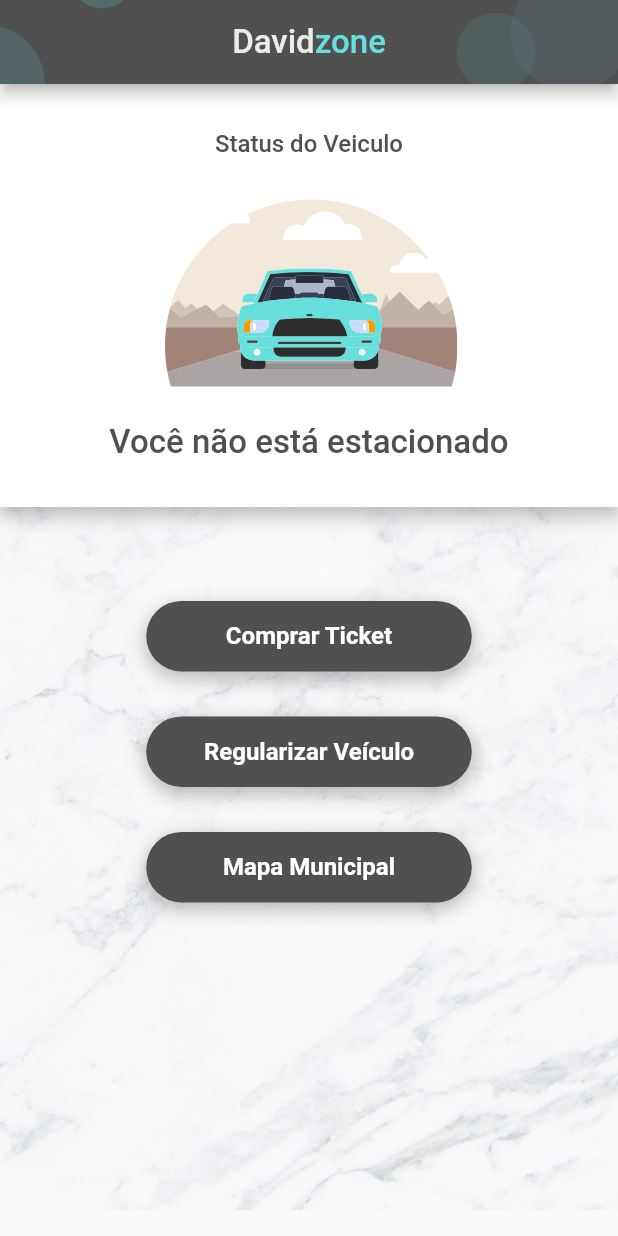
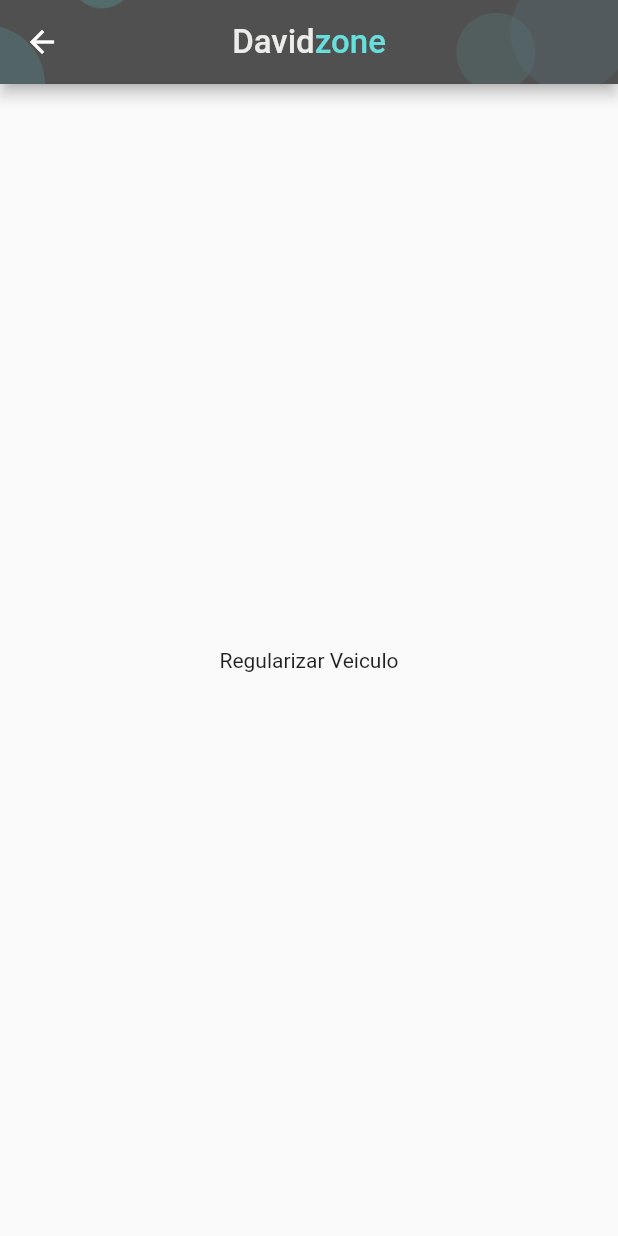
Before and after one commit to bouscs/davidzonecidadao, a Flutter app: the screen it shows after launch, after a tap on "Regularizar Veículo", on a phone screen of 412 x 824 dp. Run offline on Flutter 3.47's test engine with Material 2 defaults, Android fonts, the phone set to English and light mode, and no system bars; our stand-ins replace firebase_core, flutter_svg; accounts and stored records are empty; generated files the repository leaves out were written again.

Commit message:
New screens

```diff
--- a/lib/main.dart
+++ b/lib/main.dart
@@ -1,3 +1,6 @@
+import 'package:davidzonecidadao/screens/ComprarTicket.dart';
+import 'package:davidzonecidadao/screens/MapaMunicipal.dart';
+import 'package:davidzonecidadao/screens/RegularizarVeiculo.dart';
 import 'package:flutter/material.dart';
 import 'package:firebase_core/firebase_core.dart';
 import 'firebase_options.dart';
@@ -33,7 +36,27 @@ class MyHomePage extends StatelessWidget {
     return Scaffold(
       appBar: PreferredSize(
         preferredSize: const Size.fromHeight(56),
-        child: AppBar(
+        child: CustomAppBar(),
+      ),
+      body: Stack(
+        children: [
+          MarbleBackground(),
+          upperContainer(
+            uppertext: 'Status do Veiculo',
+            image: SvgPicture.asset('assets/car_art.svg'),
+            bottomtext: 'Você não está estacionado',
+          ),
+          bottomContainer(),
+        ],
+      )
+      );
+  }
+}
+
+class CustomAppBar extends StatelessWidget {
+  @override
+  Widget build(BuildContext context) {
+    return AppBar(
       flexibleSpace: Container(
         alignment: const Alignment(0.0,1.0),
         decoration: const BoxDecoration(
@@ -45,8 +68,7 @@ class MyHomePage extends StatelessWidget {
         ),
       ),
       centerTitle: true,
-          title: Row(
-            mainAxisAlignment: MainAxisAlignment.center,
+      title: Wrap(
         children: const [
           Text(
             'David',
@@ -67,24 +89,16 @@ class MyHomePage extends StatelessWidget {
         ],
       ),
       backgroundColor: const Color(0xFF505050),
-        ),
-      ),
-      body: Stack(
-        children: [
-          MarbleBackground(),
-          upperContainer(),
-          bottomContainer(),
-        ],
-      )
     );
   }
 }
 
 class CustomButton extends StatelessWidget {
   final String text;
+  final StatelessWidget screen;
 
   CustomButton({
-    Key? key, required this.text,
+    Key? key, required this.text, required this.screen,
   }) : super(key: key);
 
   @override
@@ -109,7 +123,12 @@ class CustomButton extends StatelessWidget {
             ],
             ),
         child: FlatButton(
-          onPressed: () {},
+          onPressed: () {
+            Navigator.push(
+              context,
+              MaterialPageRoute(builder: (context) => screen),
+            );
+          },
           child: Text(
             text,
             style: const TextStyle(
@@ -133,9 +152,9 @@ class bottomContainer extends StatelessWidget {
           SizedBox(
             height: MediaQuery.of(context).size.height/2.5,
           ),
-          CustomButton(text: 'Comprar Ticket'),
-          CustomButton(text: 'Regularizar Veículo'),
-          CustomButton(text: 'Mapa Municipal'),
+          CustomButton(text: 'Comprar Ticket', screen: ComprarTicket()),
+          CustomButton(text: 'Regularizar Veículo', screen: RegularizarVeiculo(),),
+          CustomButton(text: 'Mapa Municipal', screen: MapaMunicipal(),),
         ],
       ),
     );
@@ -157,6 +176,14 @@ Widget build(BuildContext context) {
 }
 
 class upperContainer extends StatelessWidget {
+  final String uppertext;
+  final String bottomtext;
+  final SvgPicture image;
+
+  upperContainer({
+    Key? key, required this.uppertext, required this.bottomtext, required this.image,
+  }) : super(key: key);
+
   @override
   Widget build(BuildContext context) {
     return Container(
@@ -181,28 +208,29 @@ class upperContainer extends StatelessWidget {
           //alignment: WrapAlignment.spaceBetween,
           spacing: 20,
           children: <Widget>[
-            Container(
+            SizedBox(
               width: MediaQuery.of(context).size.width,
-              child: const Text(
-                'Status do Veiculo',
+              child: Text(
+                uppertext,
                 textAlign: TextAlign.center,
-                style: TextStyle(
+                style: const TextStyle(
                   fontFamily: "RobotoMedium",
                   fontSize: 16,
                   color: Color(0xFF505050),
                 ),
               ),
             ),
-            Container(
+            SizedBox(
                 width: MediaQuery.of(context).size.width,
-                child: SvgPicture.asset('assets/car_art.svg')
+                height: 137,
+                child: image
             ),
-            Container(
+            SizedBox(
               width: MediaQuery.of(context).size.width,
-              child: const Text(
-                'Você não está estacionado',
+              child: Text(
+                bottomtext,
                 textAlign: TextAlign.center,
-                style: TextStyle(
+                style: const TextStyle(
                     fontFamily: "RobotoMedium",
                     fontSize: 22,
                     color: Color(0xFF505050)
--- /dev/null
+++ b/lib/screens/RegularizarVeiculo.dart
@@ -0,0 +1,20 @@
+import 'package:flutter/material.dart';
+import 'package:flutter_svg/flutter_svg.dart';
+import 'package:davidzonecidadao/main.dart';
+
+class RegularizarVeiculo extends StatelessWidget {
+  @override
+  Widget build(BuildContext context) {
+    return Scaffold(
+      appBar: PreferredSize(
+        preferredSize: const Size.fromHeight(56),
+        child: CustomAppBar(),
+      ),
+      body: Center(
+        child: Text(
+            'Regularizar Veiculo'
+        ),
+      ),
+    );
+  }
+}
--- a/pubspec.yaml
+++ b/pubspec.yaml
@@ -70,6 +70,7 @@ flutter:
     - assets/svgappbar.svg
     - assets/pngappbar.png
     - assets/marblebg.jpg
+    - assets/ticket_art.svg
 
   # An image asset can refer to one or more resolution-specific "variants", see
   # https://flutter.dev/assets-and-images/#resolution-aware.
```
Also changed, not shown: lib/screens/ComprarTicket.dart (added, +26 -0 lines), lib/screens/MapaMunicipal.dart (added, +20 -0 lines), assets/ticket_art.svg (added). Lines whose indentation alone changed are shown as unchanged.
